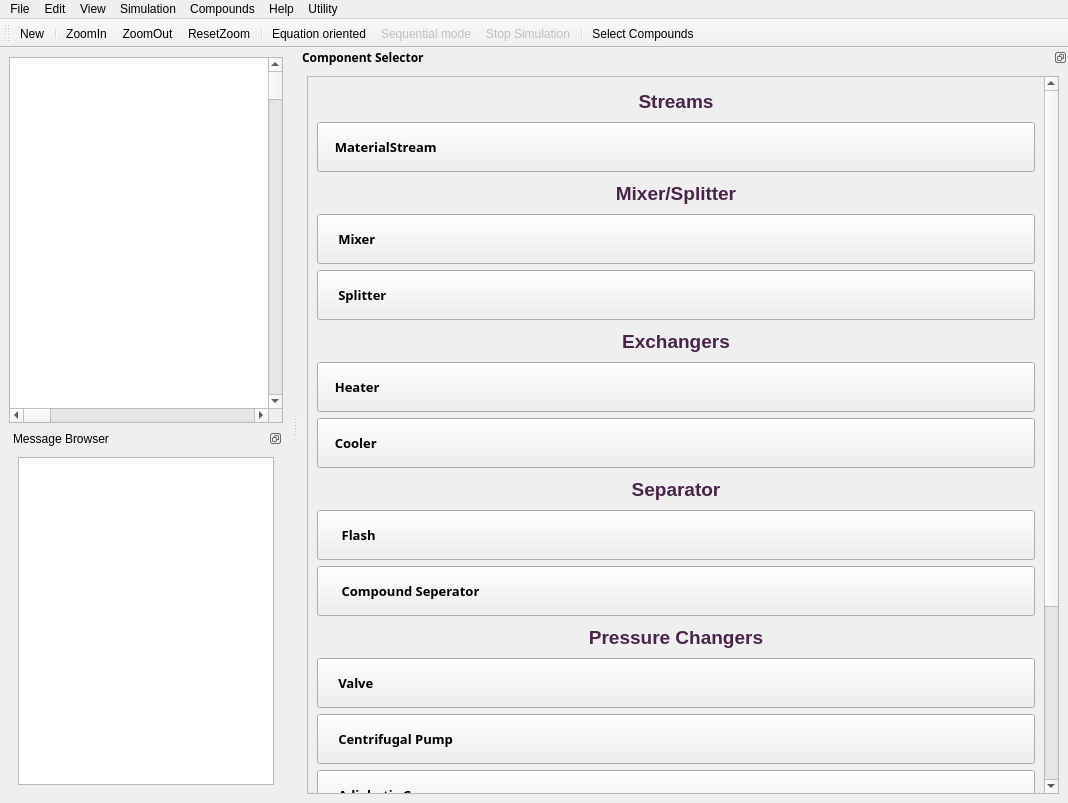
FOSSEE/Chemical-Simulator-GUI, file src/main/ui/utils/main.ui: the form before one commit.
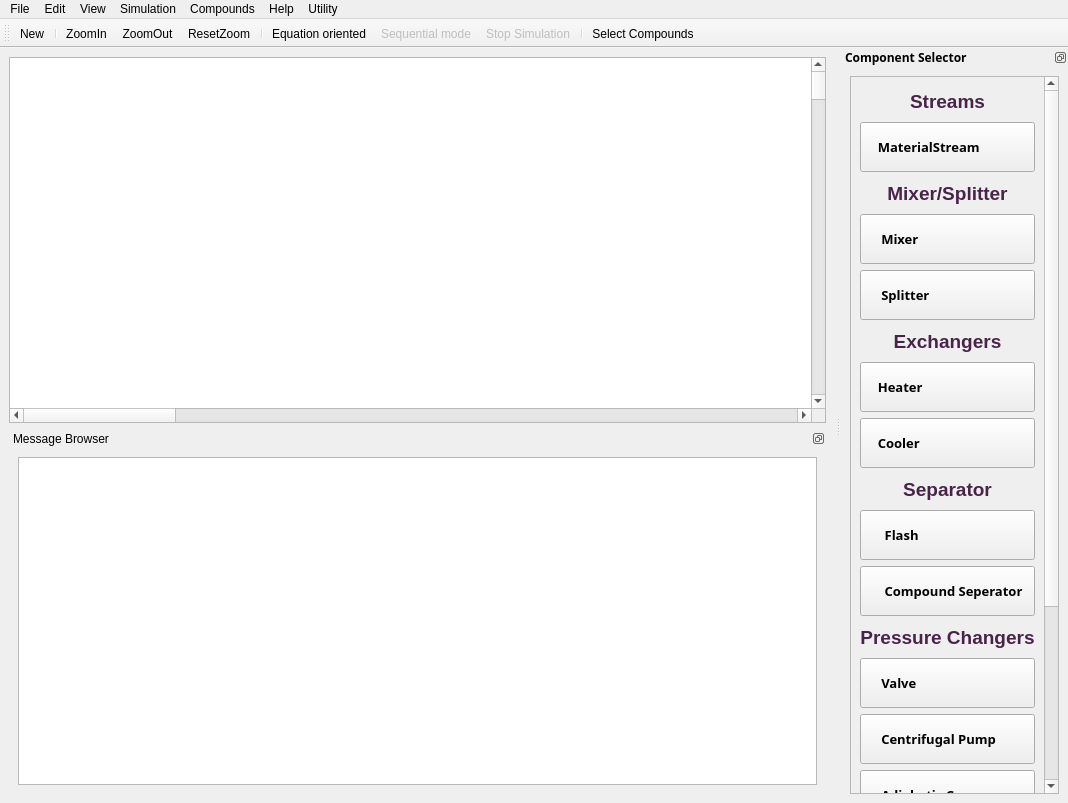
The form after the commit. Icons and pictures are not drawn.

Commit message: redefined component selector UI

```diff
--- a/src/main/ui/utils/main.ui
+++ b/src/main/ui/utils/main.ui
@@ -25,7 +25,7 @@
   </property>
   <widget class="QWidget" name="centralwidget">
    <property name="sizePolicy">
-    <sizepolicy hsizetype="Maximum" vsizetype="Maximum">
+    <sizepolicy hsizetype="Expanding" vsizetype="Expanding">
      <horstretch>0</horstretch>
      <verstretch>0</verstretch>
     </sizepolicy>
@@ -230,7 +230,7 @@
    </property>
    <property name="minimumSize">
     <size>
-     <width>200</width>
+     <width>150</width>
      <height>300</height>
     </size>
    </property>
@@ -298,7 +298,7 @@
          <rect>
           <x>0</x>
           <y>0</y>
-          <width>221</width>
+          <width>165</width>
           <height>956</height>
          </rect>
         </property>
```
The commit also changes 1 other file.
